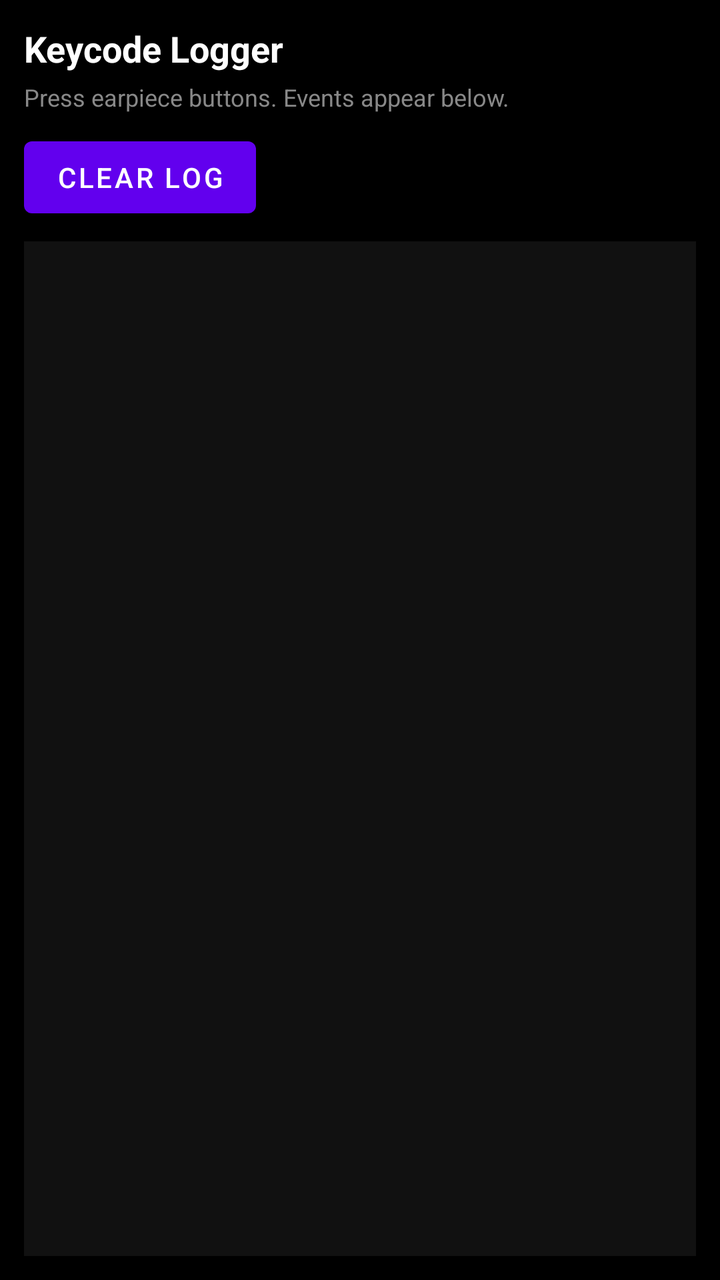
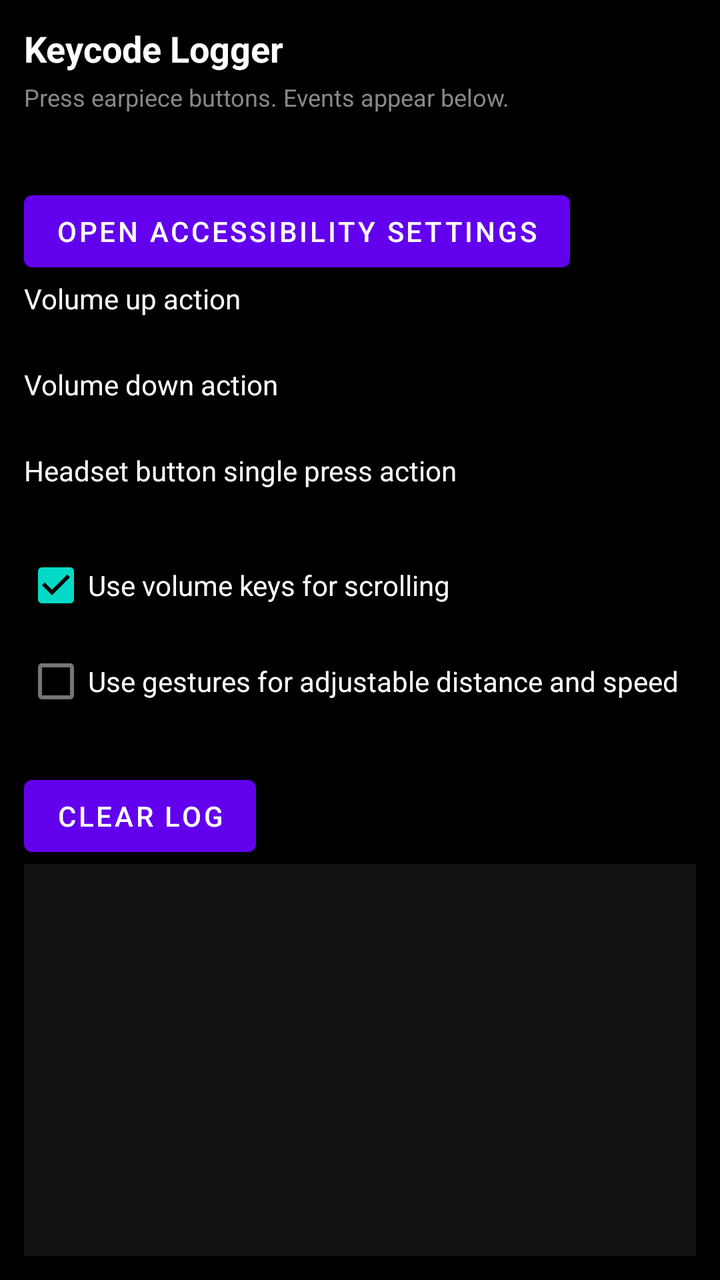

Two renders of the same Android screen: before a commit and after it. Below are the layout's source before the change and the commit's diff.
<!-- AndroidManifest.xml: application theme Theme.EarpieceScroll -->
<!-- res/layout/activity_keycode_logger.xml -->
<?xml version="1.0" encoding="utf-8"?>
<LinearLayout xmlns:android="http://schemas.android.com/apk/res/android"
    android:layout_width="match_parent"
    android:layout_height="match_parent"
    android:orientation="vertical"
    android:padding="12dp"
    android:background="@color/black">

    <TextView
        android:id="@+id/titleText"
        android:layout_width="match_parent"
        android:layout_height="wrap_content"
        android:text="@string/logger_title"
        android:textSize="18sp"
        android:textStyle="bold"
        android:textColor="@color/white"
        android:paddingBottom="4dp" />

    <TextView
        android:id="@+id/subtitleText"
        android:layout_width="match_parent"
        android:layout_height="wrap_content"
        android:text="@string/logger_subtitle"
        android:textSize="12sp"
        android:textColor="@color/subtitle_gray"
        android:paddingBottom="8dp" />

    <Button
        android:id="@+id/clearButton"
        android:layout_width="wrap_content"
        android:layout_height="wrap_content"
        android:text="@string/clear_log"
        android:layout_marginBottom="8dp" />

    <ScrollView
        android:id="@+id/scrollView"
        android:layout_width="match_parent"
        android:layout_height="0dp"
        android:layout_weight="1"
        android:background="@color/log_background"
        android:padding="8dp">

        <TextView
            android:id="@+id/logTextView"
            android:layout_width="match_parent"
            android:layout_height="wrap_content"
            android:fontFamily="monospace"
            android:textSize="11sp"
            android:textColor="@color/log_text"
            android:textIsSelectable="true" />
    </ScrollView>
</LinearLayout>
<!-- resources referenced by this layout -->
<resources>
  <color name="black">#FF000000</color>
  <color name="log_background">#FF111111</color>
  <color name="log_text">#FF00FF88</color>
  <color name="subtitle_gray">#FF888888</color>
  <color name="white">#FFFFFFFF</color>
  <string name="clear_log">Clear Log</string>
  <string name="logger_subtitle">Press earpiece buttons. Events appear below.</string>
  <string name="logger_title">Keycode Logger</string>
  <style name="Theme.EarpieceScroll" parent="Theme.MaterialComponents.DayNight.NoActionBar">
          <item name="colorPrimary">@color/purple_500</item>
          <item name="colorPrimaryVariant">@color/purple_700</item>
          <item name="colorOnPrimary">@color/white</item>
          <item name="android:statusBarColor">@color/black</item>
          <item name="android:windowBackground">@color/black</item>
      </style>
  <color name="purple_500">#FF6200EE</color>
  <color name="purple_700">#FF3700B3</color>
</resources>

<!-- the commit's change to res/layout/activity_keycode_logger.xml (unified diff, before → after) -->
@@ -25,18 +25,133 @@
         android:textColor="@color/subtitle_gray"
         android:paddingBottom="8dp" />
 
+    <ScrollView
+        android:layout_width="match_parent"
+        android:layout_height="0dp"
+        android:layout_weight="0.62"
+        android:fillViewport="true">
+
+        <LinearLayout
+            android:layout_width="match_parent"
+            android:layout_height="wrap_content"
+            android:orientation="vertical">
+
+            <TextView
+                android:id="@+id/serviceStatus"
+                android:layout_width="match_parent"
+                android:layout_height="wrap_content"
+                android:textColor="@color/white"
+                android:padding="4dp" />
+
+            <Button
+                android:id="@+id/accessibilitySettingsButton"
+                android:layout_width="wrap_content"
+                android:layout_height="wrap_content"
+                android:text="Open Accessibility settings" />
+
+            <TextView
+                android:layout_width="match_parent"
+                android:layout_height="wrap_content"
+                android:text="Volume up action"
+                android:textColor="@color/white" />
+            <Spinner
+                android:id="@+id/volumeUpAction"
+                android:layout_width="match_parent"
+                android:layout_height="wrap_content" />
+
+            <TextView
+                android:layout_width="match_parent"
+                android:layout_height="wrap_content"
+                android:text="Volume down action"
+                android:textColor="@color/white" />
+            <Spinner
+                android:id="@+id/volumeDownAction"
+                android:layout_width="match_parent"
+                android:layout_height="wrap_content" />
+
+            <TextView
+                android:layout_width="match_parent"
+                android:layout_height="wrap_content"
+                android:text="Headset button single press action"
+                android:textColor="@color/white" />
+            <Spinner
+                android:id="@+id/headsetAction"
+                android:layout_width="match_parent"
+                android:layout_height="wrap_content" />
+
+            <CheckBox
+                android:id="@+id/volumeEnabled"
+                android:layout_width="match_parent"
+                android:layout_height="wrap_content"
+                android:text="Use volume keys for scrolling"
+                android:textColor="@color/white"
+                android:checked="true" />
+
+            <CheckBox
+                android:id="@+id/useGestures"
+                android:layout_width="match_parent"
+                android:layout_height="wrap_content"
+                android:text="Use gestures for adjustable distance and speed"
+                android:textColor="@color/white" />
+
+            <TextView
+                android:id="@+id/distanceLabel"
+                android:layout_width="match_parent"
+                android:layout_height="wrap_content"
+                android:textColor="@color/white" />
+            <SeekBar
+                android:id="@+id/distanceSeek"
+                android:layout_width="match_parent"
+                android:layout_height="wrap_content"
+                android:max="65" />
+
+            <TextView
+                android:id="@+id/speedLabel"
+                android:layout_width="match_parent"
+                android:layout_height="wrap_content"
+                android:textColor="@color/white" />
+            <SeekBar
+                android:id="@+id/speedSeek"
+                android:layout_width="match_parent"
+                android:layout_height="wrap_content"
+                android:max="700" />
+
+            <TextView
+                android:id="@+id/timingLabel"
+                android:layout_width="match_parent"
+                android:layout_height="wrap_content"
+                android:textColor="@color/white" />
+            <SeekBar
+                android:id="@+id/doubleTapSeek"
+                android:layout_width="match_parent"
+                android:layout_height="wrap_content"
+                android:max="520" />
+            <SeekBar
+                android:id="@+id/holdSeek"
+                android:layout_width="match_parent"
+                android:layout_height="wrap_content"
+                android:max="1150" />
+
+            <TextView
+                android:layout_width="match_parent"
+                android:layout_height="wrap_content"
+                android:text="Power button selection is blocked by Android. Use a headset control assigned to Select."
+                android:textColor="@color/subtitle_gray"
+                android:padding="4dp" />
+        </LinearLayout>
+    </ScrollView>
+
     <Button
         android:id="@+id/clearButton"
         android:layout_width="wrap_content"
         android:layout_height="wrap_content"
-        android:text="@string/clear_log"
-        android:layout_marginBottom="8dp" />
+        android:text="@string/clear_log" />
 
     <ScrollView
         android:id="@+id/scrollView"
         android:layout_width="match_parent"
         android:layout_height="0dp"
-        android:layout_weight="1"
+        android:layout_weight="0.38"
         android:background="@color/log_background"
         android:padding="8dp">
 
